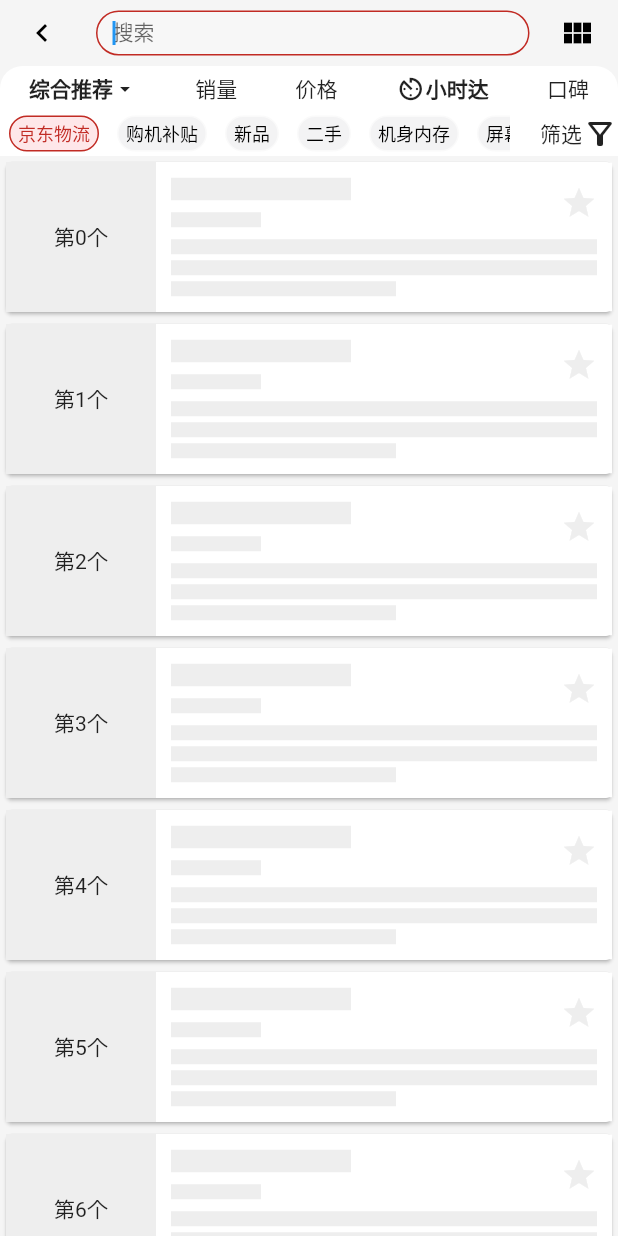
After one commit to radium0028/flutter_example, a Flutter app: the RefreshListPage screen opened by its route, on a phone screen of 412 x 824 dp. The commit adds this screen. Run offline on Flutter 3.47's test engine with Material 2 defaults, Android fonts, the phone set to English and light mode, and no system bars; drawn by our look-alikes of easy_refresh; our stand-ins replace flutter_easyrefresh, get, getwidget, package_info_plus, sentry_flutter and 1 more; missing offline and left inert: dart:ffi, flutter_xupdate; accounts and stored records are empty.

Commit message:
仿造京东商品列表页面

```diff
--- /dev/null
+++ b/lib/pages/easyrefresh_v3/index.dart
@@ -0,0 +1,4 @@
+library pages.easyrefresh_v3;
+
+export './list.dart';
+export './view.dart';
--- /dev/null
+++ b/lib/pages/easyrefresh_v3/list.dart
@@ -0,0 +1,377 @@
+import 'package:easy_refresh/easy_refresh.dart';
+import 'package:flutter/material.dart';
+import 'package:flutter_example/pages/easyrefresh_v2/sample_list_item.dart';
+import 'package:flutter_example/pages/easyrefresh_v3/search_appbar.dart';
+import 'package:flutter_example/pages/easyrefresh_v3/theme.dart';
+import 'package:get/get.dart';
+import 'package:getwidget/components/loader/gf_loader.dart';
+
+class RefreshListPage extends GetView<RefreshListController> {
+  const RefreshListPage({Key? key}) : super(key: key);
+
+  @override
+  Widget build(BuildContext context) {
+    Get.put(RefreshListController());
+    return Theme(
+      data: MyTheme.norTheme(context),
+      child: Scaffold(
+        appBar: AppBar(
+          leading: GestureDetector(
+            child: const Icon(Icons.keyboard_arrow_left),
+            onTap: () {
+              Get.back();
+            },
+          ),
+          titleSpacing: 0,
+          toolbarHeight: 44,
+          elevation: 0,
+          title: const SearchAppBar(
+            hintLabel: '搜索',
+          ),
+          actions: [
+            Obx(
+              () => GestureDetector(
+                child: Icon(
+                  controller._listModule.value
+                      ? Icons.view_module
+                      : Icons.view_list,
+                ),
+                onTap: () {
+                  controller._listModule.value = !controller._listModule.value;
+                  debugPrint("改变列表展示模式${controller._listModule.value}");
+                },
+              ),
+            ),
+            const SizedBox(
+              width: 15,
+            ),
+          ],
+        ),
+        body: Column(
+          children: [
+            //排序栏
+            Container(
+              height: 30,
+              decoration: const BoxDecoration(
+                color: Colors.white,
+                borderRadius: BorderRadius.only(
+                  topLeft: Radius.circular(15),
+                  topRight: Radius.circular(15),
+                ),
+              ),
+              child: Row(
+                mainAxisAlignment: MainAxisAlignment.spaceAround,
+                children: [
+                  Container(
+                    child: Row(
+                      children: const [
+                        Text(
+                          '综合推荐',
+                          style: TextStyle(
+                            fontWeight: FontWeight.bold,
+                          ),
+                        ),
+                        Icon(
+                          Icons.arrow_drop_down,
+                          size: 16,
+                        )
+                      ],
+                    ),
+                  ),
+                  Container(
+                    child: const Text('销量'),
+                  ),
+                  Container(
+                    child: const Text('价格'),
+                  ),
+                  Container(
+                    child: Row(
+                      children: const [
+                        Icon(
+                          Icons.av_timer,
+                          size: 20,
+                        ),
+                        Text(
+                          '小时达',
+                          style: TextStyle(fontWeight: FontWeight.bold),
+                        ),
+                      ],
+                    ),
+                  ),
+                  Container(
+                    child: const Text('口碑'),
+                  ),
+                ],
+              ),
+            ),
+            //过滤栏
+            Container(
+              color: Colors.white,
+              height: 30,
+              child: Row(children: [
+                Expanded(
+                  child: Scrollbar(
+                    thickness: 0,
+                    controller: controller._scrollController,
+                    child: ListView.builder(
+                      scrollDirection: Axis.horizontal,
+                      controller: controller._scrollController,
+                      itemBuilder: (context, index) {
+                        Map<String, Object> filter = controller._filters[index];
+                        bool isSelected = filter['select'] as bool;
+                        debugPrint(isSelected.toString());
+                        return Container(
+                          alignment: Alignment.center,
+                          margin: const EdgeInsets.only(
+                              left: 6, right: 6, top: 3, bottom: 3),
+                          padding: const EdgeInsets.only(left: 5, right: 5),
+                          decoration: isSelected
+                              ? BoxDecoration(
+                                  color:
+                                      const Color.fromARGB(255, 254, 231, 233),
+                                  border: Border.all(
+                                    color:
+                                        const Color.fromARGB(255, 193, 43, 36),
+                                    width: 1,
+                                  ),
+                                  borderRadius: const BorderRadius.all(
+                                    Radius.circular(100),
+                                  ),
+                                )
+                              : BoxDecoration(
+                                  color:
+                                      const Color.fromARGB(255, 243, 243, 244),
+                                  border: Border.all(
+                                    color: const Color.fromARGB(
+                                        255, 250, 250, 250),
+                                    width: 1,
+                                  ),
+                                  borderRadius: const BorderRadius.all(
+                                    Radius.circular(100),
+                                  ),
+                                ),
+                          child: GestureDetector(
+                            child: Text(
+                              filter['title']?.toString() ?? '',
+                              textAlign: TextAlign.center,
+                              style: TextStyle(
+                                fontSize: 12,
+                                color: isSelected
+                                    ? const Color.fromARGB(255, 193, 43, 36)
+                                    : Colors.black,
+                              ),
+                              textWidthBasis: TextWidthBasis.parent,
+                            ),
+                            onTap: () {
+                              debugPrint("点击了Filter_${filter['title']}");
+                              controller.changeFilter(filter['id']);
+                            },
+                          ),
+                        );
+                      },
+                      itemCount: controller._filters.length,
+                    ),
+                  ),
+                ),
+                //todo 左侧还需要增加个阴影的效果
+                Container(
+                  width: 20,
+                ),
+                GestureDetector(
+                  child: Row(children: const [
+                    Text("筛选"),
+                    Icon(Icons.filter_alt_outlined),
+                  ]),
+                  onTap: () {
+                    debugPrint("点击了筛选按钮");
+                  },
+                )
+              ]),
+            ),
+            //商品列表
+            Expanded(
+              child: SizedBox(
+                child: _createRefresh(),
+              ),
+            ),
+          ],
+        ),
+      ),
+    );
+  }
+
+  /// 创建一个初次加载时显示的header
+  _createStartHeader() {
+    return BuilderHeader(
+      clamping: true,
+      position: IndicatorPosition.above,
+      processedDuration: Duration.zero,
+      triggerOffset: 10,
+      builder: ((context, state) {
+        if (state.mode == IndicatorMode.inactive ||
+            state.mode == IndicatorMode.done) {
+          return const SizedBox();
+        }
+        return Container(
+          //外边距是子元素高度的一半，实现个垂直居中
+          padding: const EdgeInsets.only(bottom: 100),
+          width: double.infinity,
+          height: state.viewportDimension,
+          alignment: Alignment.center,
+          child: Container(
+            width: 300,
+            height: 200,
+            decoration: BoxDecoration(
+              color: Colors.white,
+              borderRadius: BorderRadius.circular(10),
+            ),
+            child: Column(
+              mainAxisAlignment: MainAxisAlignment.center,
+              children: const [
+                GFLoader(),
+                SizedBox(
+                  height: 20.0,
+                ),
+                Text('刷新中...'),
+              ],
+            ),
+          ),
+        );
+      }),
+    );
+  }
+
+  /// 创建刷新的列表区域
+  _createRefresh() {
+    return EasyRefresh(
+      //加载时进行初始化
+      refreshOnStart: true,
+      //初次加载时显示的header
+      refreshOnStartHeader: _createStartHeader(),
+      header: const TaurusHeader(),
+      footer: const TaurusFooter(),
+      controller: controller._controller,
+      onRefresh: () async {
+        controller.listRefresh();
+      },
+      onLoad: () async {
+        controller.listLoad();
+      },
+      child: Obx(
+        () => ListView(
+          children: List.generate(controller._listCount.value, (index) {
+            return SampleListItem(index: index);
+          }),
+        ),
+      ),
+    );
+  }
+}
+
+class RefreshListController extends GetxController {
+  final EasyRefreshController _controller = EasyRefreshController(
+    controlFinishRefresh: true,
+    controlFinishLoad: true,
+  );
+
+  final ScrollController _scrollController = ScrollController();
+
+  final _listCount = 0.obs;
+  final _listModule = true.obs;
+
+  final _orders = [
+    {
+      'title': '综合推荐',
+      'value': 0,
+    },
+    {
+      'title': '销量',
+      'value': 0,
+    },
+    {
+      'title': '价格',
+      'value': 0,
+    },
+    {
+      'title': '小时达',
+      'value': 0,
+    },
+    {
+      'title': '口碑',
+      'value': 0,
+    }
+  ];
+
+  final _filters = [
+    {
+      'id': 1,
+      'title': '京东物流',
+      'select': true,
+    },
+    {
+      'id': 2,
+      'title': '购机补贴',
+      'select': false,
+    },
+    {
+      'id': 3,
+      'title': '新品',
+      'select': false,
+    },
+    {
+      'id': 4,
+      'title': '二手',
+      'select': false,
+    },
+    {
+      'id': 5,
+      'title': '机身内存',
+      'select': false,
+      'list': [
+        {'value': 1, 'title': '4G'},
+        {'value': 2, 'title': '8G'},
+        {'value': 3, 'title': '16G'}
+      ]
+    },
+    {
+      'id': 6,
+      'title': '屏幕尺寸',
+      'select': false,
+      'list': [
+        {'value': 1, 'title': '5.5英寸'},
+        {'value': 2, 'title': '6.5英寸'},
+        {'value': 3, 'title': '7.5英寸'}
+      ]
+    },
+  ];
+
+  @override
+  void onInit() {
+    super.onInit();
+  }
+
+  void changeFilter(var filterId) {
+    for (var filter in _filters) {
+      if (filter['id'] == filterId) {
+        filter['select'] = true;
+      } else {
+        filter['select'] = false;
+      }
+    }
+  }
+
+  void listRefresh() async {
+    await Future.delayed(const Duration(seconds: 1), () {
+      _controller.finishRefresh();
+      _controller.resetFooter();
+      _listCount.value = 20;
+    });
+  }
+
+  void listLoad() async {
+    await Future.delayed(const Duration(seconds: 1), () {
+      _controller.finishLoad();
+      _listCount.value += 5;
+    });
+  }
+}
--- /dev/null
+++ b/lib/pages/easyrefresh_v3/search_appbar.dart
@@ -0,0 +1,120 @@
+import 'package:flutter/material.dart';
+
+class SearchAppBar extends StatefulWidget {
+  const SearchAppBar({Key? key, required this.hintLabel}) : super(key: key);
+
+  final String hintLabel;
+
+  @override
+  State<SearchAppBar> createState() => _SearchAppBarState();
+}
+
+class _SearchAppBarState extends State<SearchAppBar> {
+  late FocusNode _focusNode;
+
+  ///默认不展示控件
+
+  bool _offstage = true;
+
+  ///监听TextField内容变化
+  final TextEditingController _textEditingController = TextEditingController();
+
+  @override
+  void initState() {
+    super.initState();
+    _focusNode = FocusNode();
+    _textEditingController.addListener(() {
+      var isVisible = _textEditingController.text.isNotEmpty;
+      _updateDelIconVisible(isVisible);
+    });
+  }
+
+  _updateDelIconVisible(bool isVisible) {
+    setState(() {
+      _offstage = !isVisible;
+    });
+  }
+
+  @override
+  Widget build(BuildContext context) {
+    return SizedBox(
+      width: double.infinity,
+      height: 30,
+      child: Row(
+        children: [
+          Expanded(
+            flex: 1,
+            child: Container(
+              height: double.infinity,
+              margin: const EdgeInsets.only(left: 8),
+              decoration: BoxDecoration(
+                  color: Colors.white24,
+                  border: Border.all(
+                      color: const Color.fromARGB(255, 193, 43, 36),
+                      width: 1.0),
+                  borderRadius: BorderRadius.circular(30)),
+              child: Row(
+                crossAxisAlignment: CrossAxisAlignment.center,
+                children: [
+                  const SizedBox(
+                    width: 10,
+                  ),
+                  Expanded(
+                    flex: 1,
+                    child: SizedBox(
+                      height: double.infinity,
+                      child: TextField(
+                        controller: _textEditingController,
+                        autofocus: true,
+                        focusNode: _focusNode,
+                        textAlign: TextAlign.left,
+                        textAlignVertical: TextAlignVertical.center,
+                        style: const TextStyle(
+                          fontSize: 14,
+                          color: Colors.black,
+                          textBaseline: TextBaseline.alphabetic,
+                        ),
+                        decoration: InputDecoration(
+                          hintText: widget.hintLabel,
+                          contentPadding: const EdgeInsets.only(bottom: 12),
+                          focusedBorder: InputBorder.none,
+                        ),
+                        maxLines: 1,
+                        minLines: 1,
+                      ),
+                    ),
+                  ),
+                  const SizedBox(
+                    width: 10,
+                  ),
+                  Offstage(
+                    offstage: _offstage,
+                    child: GestureDetector(
+                      onTap: () => {_textEditingController.clear()},
+                      child: const Icon(
+                        Icons.close,
+                        size: 16,
+                      ),
+                    ),
+                  ),
+                  const SizedBox(
+                    width: 10,
+                  ),
+                ],
+              ),
+            ),
+          ),
+          const SizedBox(
+            width: 20,
+          ),
+        ],
+      ),
+    );
+  }
+
+  @override
+  void dispose() {
+    super.dispose();
+    _focusNode.unfocus();
+  }
+}
--- /dev/null
+++ b/lib/pages/easyrefresh_v3/theme.dart
@@ -0,0 +1,18 @@
+import 'package:flutter/material.dart';
+
+class MyTheme {
+  static const Color primaryColor = Color(0xFFF5F5F5);
+
+  static ThemeData norTheme(BuildContext context) {
+    return ThemeData(
+      brightness: Brightness.light,
+      canvasColor: primaryColor,
+      colorScheme:
+          Theme.of(context).colorScheme.copyWith(primary: primaryColor),
+      appBarTheme: const AppBarTheme(
+        color: primaryColor,
+        iconTheme: IconThemeData(color: Colors.black),
+      ),
+    );
+  }
+}
--- a/lib/pages/index.dart
+++ b/lib/pages/index.dart
@@ -10,4 +10,4 @@ export 'shared_preferences/shared_service_example.dart';
 export 'xupdate/view.dart';
 export 'myhome.dart';
 export 'easyrefresh_v2/view.dart';
-export 'easyrefresh_v3/view.dart';
+export 'easyrefresh_v3/index.dart';
--- a/lib/pages/myhome.dart
+++ b/lib/pages/myhome.dart
@@ -24,6 +24,8 @@ class MyHomePage extends StatelessWidget {
                 "FlutterEasyRefresh-V2", Routes.FLUTTER_EASYREFRESH),
             LinkButtonWidget(
                 "FlutterEasyRefresh-V3", Routes.FLUTTER_EASYREFRESH_V3),
+            LinkButtonWidget("FlutterEasyRefresh-V3-list",
+                Routes.FLUTTER_EASYREFRESH_V3_LIST),
           ],
         ),
       ),
--- a/lib/routes/pages.dart
+++ b/lib/routes/pages.dart
@@ -196,5 +196,9 @@ abstract class AppPages {
       name: Routes.FLUTTER_EASYREFRESH_V3,
       page: () => const EasyRefreshV3Page(),
     ),
+    GetPage(
+      name: Routes.FLUTTER_EASYREFRESH_V3_LIST,
+      page: () => const RefreshListPage(),
+    ),
   ];
 }
--- a/lib/routes/routes.dart
+++ b/lib/routes/routes.dart
@@ -14,6 +14,7 @@ abstract class Routes {
 
   static const FLUTTER_EASYREFRESH = '/easyrefresh';
   static const FLUTTER_EASYREFRESH_V3 = '/easyrefresh_v3';
+  static const FLUTTER_EASYREFRESH_V3_LIST = '/easyrefresh_v3_list';
 
   ///GETWIDGET
   static const GETWIDGET = '/getwidget';
```
Also changed, not shown: 1 other file.
